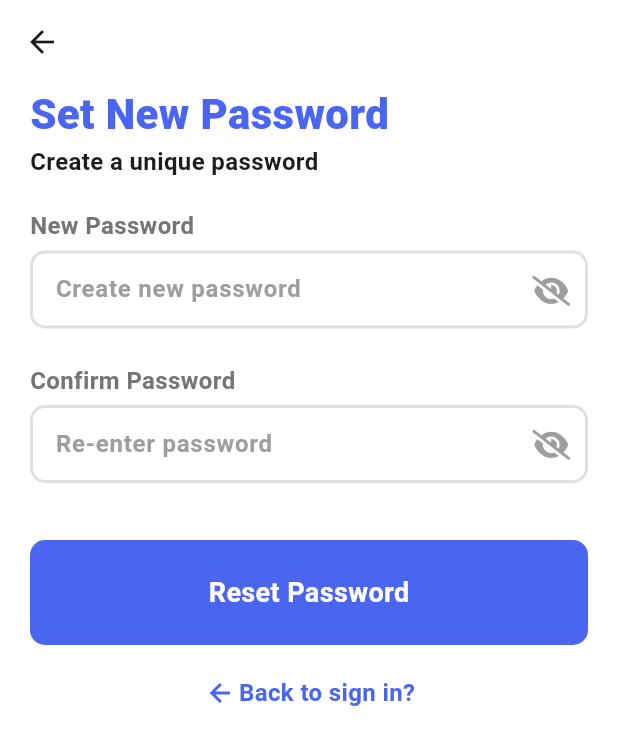
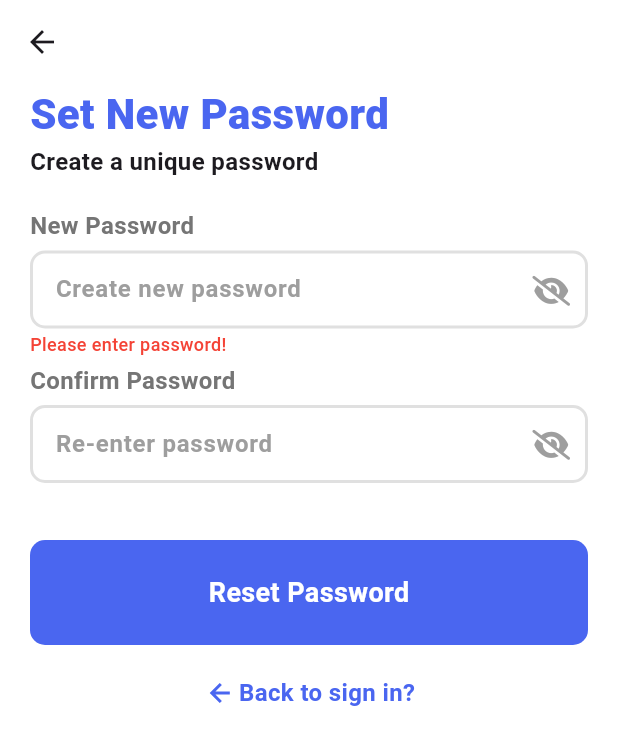
Before and after one commit to hieunmh/kltn, a Flutter app: the ResetPwView screen opened by its route, after a tap on "Reset Password", on a phone screen of 412 x 824 dp. Shown: the top 745 px of the screen. Run offline on Flutter 3.47's test engine with Material 3 defaults, Android fonts, the phone set to English and light mode, and no system bars; our stand-ins replace get, icons_plus, pinput, shared_preferences; accounts and stored records are empty.

Commit message:
feat: reset password api

```diff
--- a/mobile/lib/pages/auth/reset-pw/reset_pw_controller.dart
+++ b/mobile/lib/pages/auth/reset-pw/reset_pw_controller.dart
@@ -1,5 +1,7 @@
 import 'package:flutter/material.dart';
 import 'package:get/get.dart';
+import 'package:http/http.dart' as http;
+import 'package:mobile/routes/routes.dart';
 
 class ResetPwController extends GetxController {
   final passwordController = TextEditingController();
@@ -10,6 +12,7 @@ class ResetPwController extends GetxController {
 
   final passwordError = ''.obs;
   final repasswordError = ''.obs;
+  final commonError = ''.obs;
 
   final RxBool isLoading = false.obs;
 
@@ -20,4 +23,40 @@ class ResetPwController extends GetxController {
   void toggleShowRePassword() {
     showRePassword.value = !showRePassword.value;
   }
+
+  Future<void> resetPassword() async {
+    if (passwordController.text.isEmpty) {
+      passwordError.value = 'Please enter password!';
+      return;
+    }
+
+    passwordError.value = '';
+
+    if (rePasswordController.text.isEmpty) {
+      repasswordError.value = 'Please re-enter password!';
+      return;
+    }
+
+    if (rePasswordController.text != passwordController.text) {
+      repasswordError.value = 'Password do not match!';
+      return;
+    }
+
+    repasswordError.value = '';
+
+    try {
+      isLoading.value = true;
+      await http.patch(Uri.parse('http://localhost:8000/reset-password'), body: {
+        'email': Get.arguments as String,
+        'password': passwordController.text
+      });
+
+
+
+      Get.offNamed(AppRoutes.resetsuccess);
+
+    } finally {
+      isLoading.value = false;
+    }
+  }
 }
--- a/mobile/lib/pages/auth/reset-pw/reset_pw_view.dart
+++ b/mobile/lib/pages/auth/reset-pw/reset_pw_view.dart
@@ -65,7 +65,7 @@ class ResetPwView extends GetView<ResetPwController> {
                   obscureText: controller.showRePassword.value,
                   ctrler: controller.rePasswordController,
                   borderColor: Colors.grey.shade300,
-                  errorMsg: controller.passwordError.value,
+                  errorMsg: controller.repasswordError.value,
                   onTap: controller.toggleShowRePassword,
                 ),
 
@@ -73,7 +73,7 @@ class ResetPwView extends GetView<ResetPwController> {
 
                 GestureDetector(
                   onTap: () {
-
+                    controller.resetPassword();
                   },
                   child: Container(
                     height: 70,
@@ -89,8 +89,6 @@ class ResetPwView extends GetView<ResetPwController> {
                         child: CircularProgressIndicator(
                           color: Colors.white,
                           strokeWidth: 2,
-
-                          // value: 0.1,
                         ),
                       ) : Text(
                         'Reset Password',
@@ -131,6 +129,22 @@ class ResetPwView extends GetView<ResetPwController> {
                   )
                 ),
 
+                const SizedBox(height: 5),
+
+                controller.commonError.value.isNotEmpty ? SizedBox(
+                  height: 20,
+                  child: Text(
+                    controller.commonError.value,
+                    style: TextStyle(
+                      color: Colors.red,
+                      fontSize: 14,
+                      fontWeight: FontWeight.w600
+                    ),
+                  ),
+                ) : const SizedBox(height: 20),
+
+                const SizedBox(height: 5),
+
               ],
             ),
           ),
--- a/mobile/lib/pages/auth/sign_in/signin_view.dart
+++ b/mobile/lib/pages/auth/sign_in/signin_view.dart
@@ -1,7 +1,6 @@
 import 'package:flutter/material.dart';
 import 'package:get/get.dart';
 import 'package:mobile/pages/auth/sign_in/signin_controller.dart';
-import 'package:mobile/routes/routes.dart';
 import 'package:mobile/widgets/auth/input_field.dart';
 import 'package:icons_plus/icons_plus.dart';
 
@@ -75,7 +74,7 @@ class SigninView extends GetView<SigninController> {
                   children: [
                     GestureDetector(
                       onTap: () {
-                        Get.toNamed(AppRoutes.forgotpassword);
+                        controller.goToForgotPw();
                       },
                       child: Text(
                         'Forgot password?',
--- a/mobile/lib/routes/pages.dart
+++ b/mobile/lib/routes/pages.dart
@@ -5,6 +5,7 @@ import 'package:mobile/pages/auth/forgot-pw/forgot_pw_bindings.dart';
 import 'package:mobile/pages/auth/forgot-pw/forgot_pw_view.dart';
 import 'package:mobile/pages/auth/reset-pw/reset_pw_bindings.dart';
 import 'package:mobile/pages/auth/reset-pw/reset_pw_view.dart';
+import 'package:mobile/pages/auth/reset-pw/reset_success_view.dart';
 import 'package:mobile/pages/auth/verify/verify_code_bindings.dart';
 import 'package:mobile/pages/auth/verify/verify_code_view.dart';
 import 'package:mobile/pages/auth/sign_in/signin_bindings.dart';
@@ -37,6 +38,10 @@ class AppPages {
       binding: ResetPwBindings()
     ),
     GetPage(
+      name:  AppRoutes.resetsuccess,
+      page: () => ResetSuccessView(),
+    ),
+    GetPage(
       name: AppRoutes.forgotpassword,
       page: () => ForgotPwView(),
       binding: ForgotPwBindings()
--- a/mobile/lib/routes/routes.dart
+++ b/mobile/lib/routes/routes.dart
@@ -12,4 +12,6 @@ class AppRoutes {
   static const String verifycode = '/verifycode';
 
   static const String resetpassword = '/resetpassword';
+
+  static const String resetsuccess = '/resetsuccess';
 }
```
Also changed, not shown: mobile/lib/pages/auth/reset-pw/reset_success_view.dart (added, +53 -0 lines), mobile/lib/pages/auth/sign_in/signin_controller.dart (+8 -0 lines).
